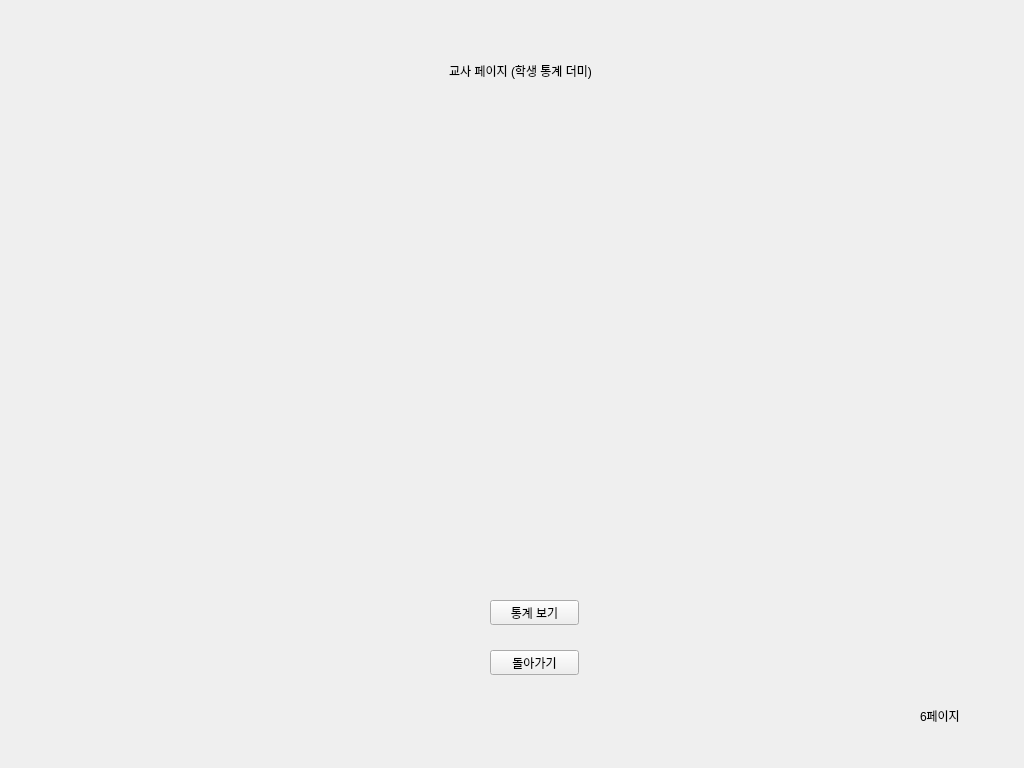
This is tonghap.ui in Education-project-iot-AI/education-app as Qt 5 draws it before an edit. The edited form follows.
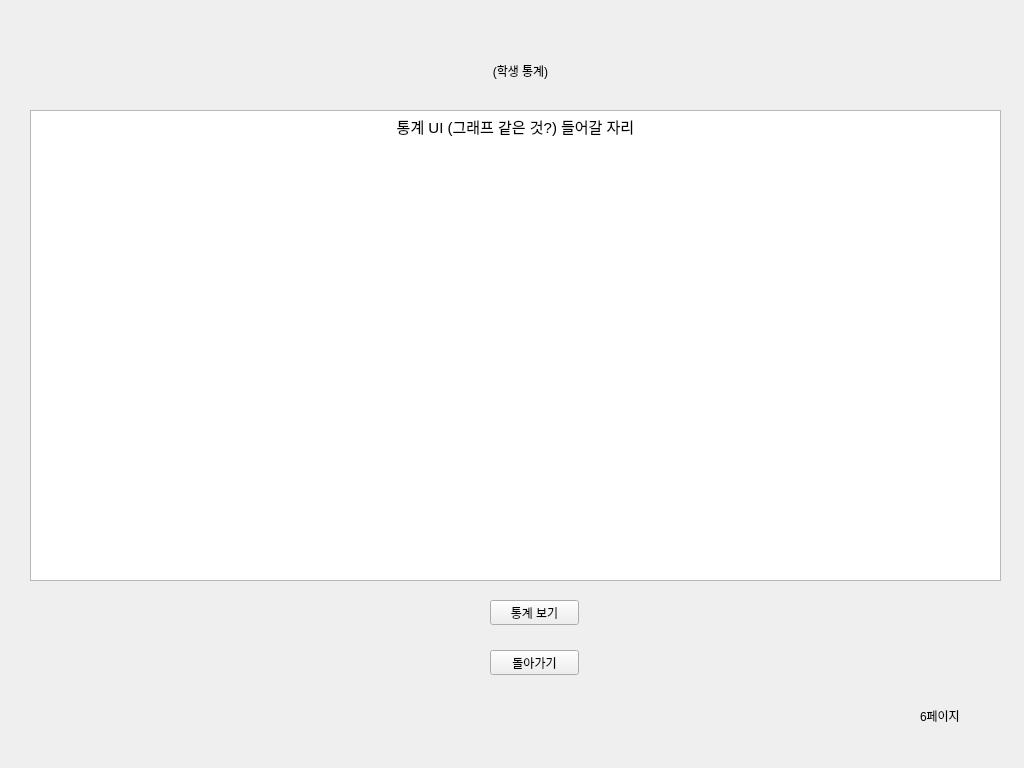
This is the edited form. The open tabs and pages were chosen to show the change.

Commit message: Q&A 기능 추가 및 모의 서버 통한 작동 확인 완료

```diff
--- a/tonghap.ui
+++ b/tonghap.ui
@@ -940,7 +940,7 @@
        </rect>
       </property>
       <property name="text">
-       <string>교사 페이지 (학생 통계 더미)</string>
+       <string>(학생 통계)</string>
       </property>
       <property name="alignment">
        <set>Qt::AlignCenter</set>
@@ -972,6 +972,23 @@
        <string>돌아가기</string>
       </property>
      </widget>
+     <widget class="QTextBrowser" name="textBrowser">
+      <property name="geometry">
+       <rect>
+        <x>30</x>
+        <y>110</y>
+        <width>971</width>
+        <height>471</height>
+       </rect>
+      </property>
+      <property name="html">
+       <string>&lt;!DOCTYPE HTML PUBLIC &quot;-//W3C//DTD HTML 4.0//EN&quot; &quot;http://www.w3.org/TR/REC-html40/strict.dtd&quot;&gt;
+&lt;html&gt;&lt;head&gt;&lt;meta name=&quot;qrichtext&quot; content=&quot;1&quot; /&gt;&lt;style type=&quot;text/css&quot;&gt;
+p, li { white-space: pre-wrap; }
+&lt;/style&gt;&lt;/head&gt;&lt;body style=&quot; font-family:'Ubuntu'; font-size:11pt; font-weight:400; font-style:normal;&quot;&gt;
+&lt;p align=&quot;center&quot; style=&quot; margin-top:0px; margin-bottom:0px; margin-left:0px; margin-right:0px; -qt-block-indent:0; text-indent:0px;&quot;&gt;통계 UI (그래프 같은 것?) 들어갈 자리&lt;/p&gt;&lt;/body&gt;&lt;/html&gt;</string>
+      </property>
+     </widget>
     </widget>
     <widget class="QWidget" name="page_4">
      <widget class="QLabel" name="label_17">
```
Left out of the diff: 43 changed lines with no effect on the pictures. The commit also changes 2 other files.
